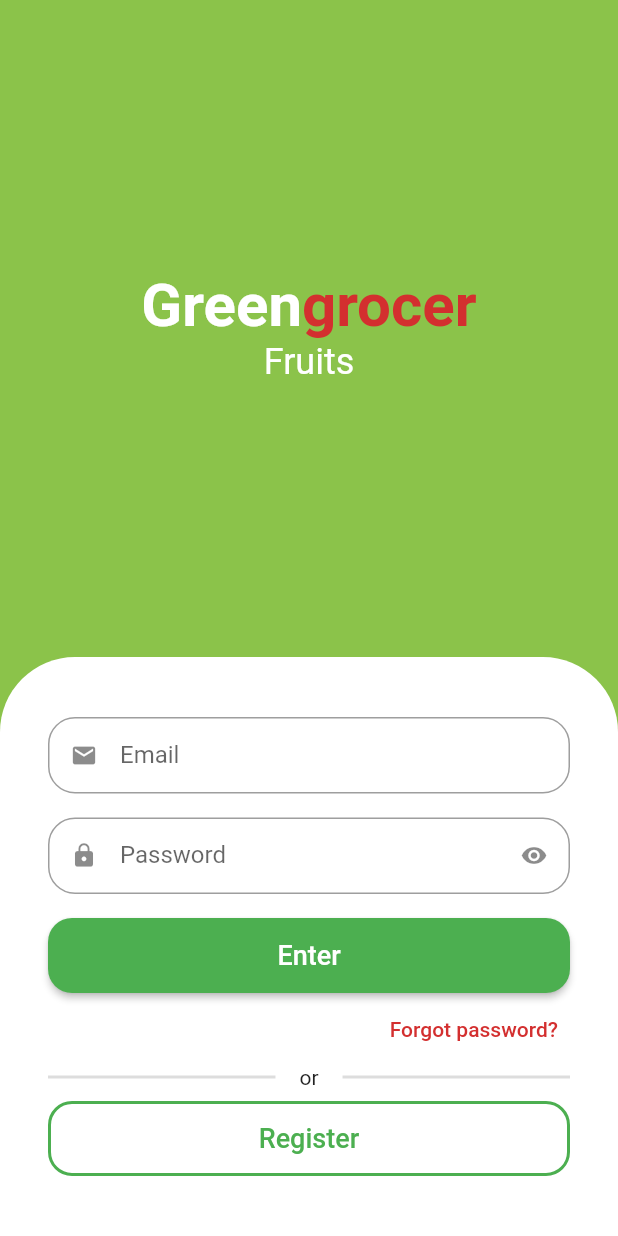
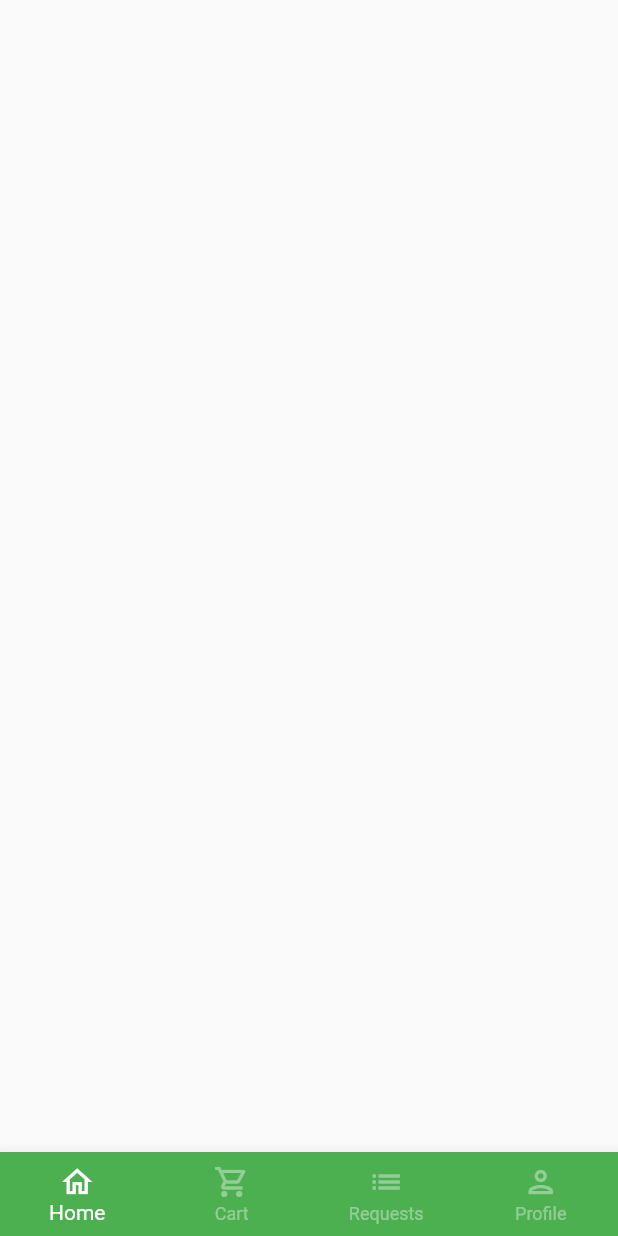
Before and after one commit to felipecastrosales/mercadinho, a Flutter app: the screen it shows after launch, after a tap on "Enter", on a phone screen of 412 x 824 dp. Run offline on Flutter 3.47's test engine with Material 2 defaults, Android fonts, the phone set to English and light mode, and no system bars; drawn by our look-alikes of animated_text_kit; our stand-ins replace mask_text_input_formatter.

Commit message:
creating the BaseScreen and bottomNavigationBar

```diff
--- a/lib/src/auth/sign_in_screen.dart
+++ b/lib/src/auth/sign_in_screen.dart
@@ -3,8 +3,8 @@ import 'package:flutter/material.dart';
 import 'package:animated_text_kit/animated_text_kit.dart';
 
 import 'components/custom_text_field.dart';
+import 'package:mercadinho/src/base/base_screen.dart';
 import 'package:mercadinho/src/config/custom_colors.dart';
-
 import 'sign_up_screen.dart';
 
 class SignInScreen extends StatelessWidget {
@@ -96,7 +96,13 @@ class SignInScreen extends StatelessWidget {
                     SizedBox(
                       height: 50,
                       child: ElevatedButton(
-                        onPressed: () {},
+                        onPressed: () {
+                          Navigator.of(context).pushReplacement(
+                            MaterialPageRoute(
+                              builder: (context) => const BaseScreen(),
+                            ),
+                          );
+                        },
                         style: ElevatedButton.styleFrom(
                           shape: RoundedRectangleBorder(
                             borderRadius: BorderRadius.circular(16),
--- /dev/null
+++ b/lib/src/base/base_screen.dart
@@ -0,0 +1,36 @@
+import 'package:flutter/material.dart';
+
+class BaseScreen extends StatelessWidget {
+  const BaseScreen({Key? key}) : super(key: key);
+
+  @override
+  Widget build(BuildContext context) {
+    return Scaffold(
+      body: Container(),
+      bottomNavigationBar: BottomNavigationBar(
+        type: BottomNavigationBarType.fixed,
+        backgroundColor: Colors.green,
+        selectedItemColor: Colors.white,
+        unselectedItemColor: Colors.white.withAlpha(100),
+        items: const [
+          BottomNavigationBarItem(
+            icon: Icon(Icons.home_outlined),
+            label: 'Home',
+          ),
+          BottomNavigationBarItem(
+            icon: Icon(Icons.shopping_cart_outlined),
+            label: 'Cart',
+          ),
+          BottomNavigationBarItem(
+            icon: Icon(Icons.list),
+            label: 'Requests',
+          ),
+          BottomNavigationBarItem(
+            icon: Icon(Icons.person_outlined),
+            label: 'Profile',
+          ),
+        ],
+      ),
+    );
+  }
+}
```
